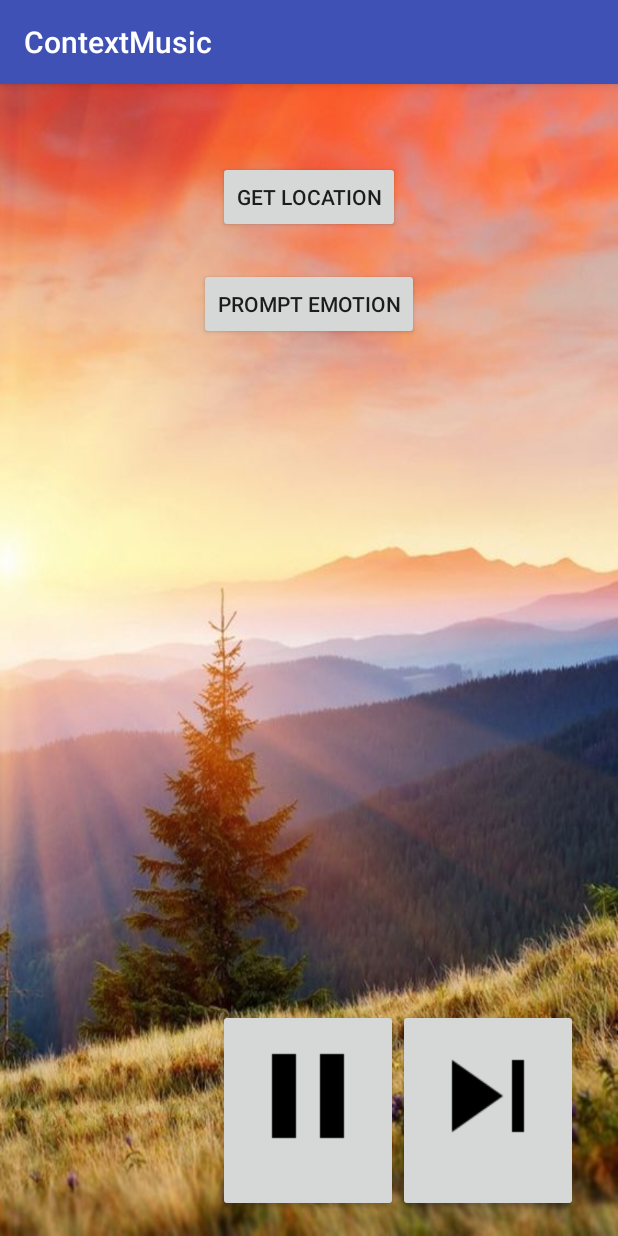
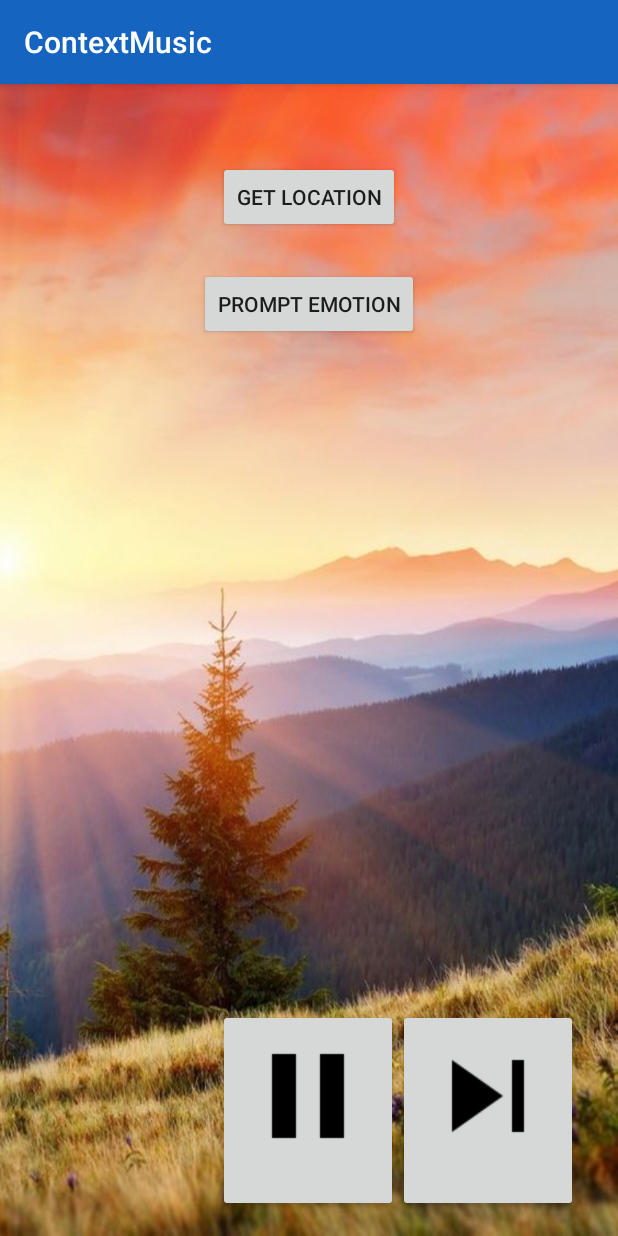
Before and after one commit to chandangs16/CSE_535Project, an Android app: the screen it shows after launch (MainActivity), after a tap on an icon or button, on a phone screen of 412 x 824 dp. Run offline under Robolectric (Android 15) with nearby library versions, the phone set to English and light mode, and no system bars; 13 statements that could not run were skipped.

Commit message:
added theme change on play

```diff
--- a/app/build.gradle
+++ b/app/build.gradle
@@ -5,7 +5,7 @@ android {
     buildToolsVersion "24.0.2"
     defaultConfig {
         applicationId "edu.asu.cse535.contextmusic"
-        minSdkVersion 19
+        minSdkVersion 21
         targetSdkVersion 23
         versionCode 1
         versionName "1.0"
--- a/app/src/main/java/edu/asu/cse535/contextmusic/MainActivity.java
+++ b/app/src/main/java/edu/asu/cse535/contextmusic/MainActivity.java
@@ -10,6 +10,8 @@ import android.content.ServiceConnection;
 import android.content.pm.PackageManager;
 import android.database.Cursor;
 import android.database.sqlite.SQLiteDatabase;
+import android.graphics.Color;
+import android.graphics.drawable.ColorDrawable;
 import android.location.Criteria;
 import android.location.LocationManager;
 import android.os.Handler;
@@ -21,10 +23,13 @@ import android.support.v7.app.AppCompatActivity;
 import android.os.Bundle;
 import android.util.Log;
 import android.view.View;
+import android.view.Window;
+import android.view.WindowManager;
 import android.widget.Button;
 import android.widget.Toast;
 
 import java.sql.SQLException;
+import java.util.Calendar;
 
 import static java.lang.Thread.sleep;
 
@@ -37,6 +42,8 @@ public class MainActivity extends AppCompatActivity {
     double latitude;
     WeatherInfo weatherInfo;
     TrafficInfo trafficInfo;
+    Calendar c = Calendar.getInstance();
+    int timeOfDay = c.get(Calendar.HOUR_OF_DAY);
 
     public DatabaseController dbController;
     private String emotion = "";
@@ -200,6 +207,7 @@ public class MainActivity extends AppCompatActivity {
         pauseBtn.setVisibility(View.VISIBLE);
         musicSrv.startMusic(dbController.getQueue());
         dbController.addSong(gps.getLatitude(),gps.getLongitude());
+        setTheme();
     }
 
     public void pause(View v) {
@@ -212,6 +220,11 @@ public class MainActivity extends AppCompatActivity {
     public void next(View v) {
         dbController.addSong(gps.getLatitude(),gps.getLongitude());
         musicSrv.nextMusic(dbController.getQueue());
+        View playBtn = (findViewById(R.id.button_play));
+        playBtn.setVisibility(View.GONE);
+        View pauseBtn = (findViewById(R.id.button_pause));
+        pauseBtn.setVisibility(View.VISIBLE);
+        setTheme();
 
     }
 
@@ -267,5 +280,78 @@ public class MainActivity extends AppCompatActivity {
         }
     }
 
+    public void setTheme() {
+        String time ="Morning";
+        Window window;
+        if (timeOfDay >= 0 && timeOfDay < 12) {
+            time = "Morning";
+        } else if (timeOfDay >= 12 && timeOfDay < 16) {
+            time = "Afternoon";
+        } else if (timeOfDay >= 16 && timeOfDay < 21) {
+            time = "Evening";
+        } else if (timeOfDay >= 21 && timeOfDay < 24) {
+            time = "Night";
+        }
+
+
+        switch(time){
+            case "Morning": this.setTheme(R.style.CustomMorningTheme);
+                this.getSupportActionBar().setBackgroundDrawable(new ColorDrawable(Color.parseColor("#1565C0")));
+                window = this.getWindow();
+
+                // clear FLAG_TRANSLUCENT_STATUS flag:
+                window.clearFlags(WindowManager.LayoutParams.FLAG_TRANSLUCENT_STATUS);
+
+                // add FLAG_DRAWS_SYSTEM_BAR_BACKGROUNDS flag to the window
+                window.addFlags(WindowManager.LayoutParams.FLAG_DRAWS_SYSTEM_BAR_BACKGROUNDS);
+
+                // finally change the color
+                window.setStatusBarColor(this.getResources().getColor(R.color.Morning));
+
+                break;
+            case "Afternoon": this.setTheme(R.style.CustomAfternoonTheme);
+                this.getSupportActionBar().setBackgroundDrawable(new ColorDrawable(Color.parseColor("#FFF176")));
+                window = this.getWindow();
+
+                // clear FLAG_TRANSLUCENT_STATUS flag:
+                window.clearFlags(WindowManager.LayoutParams.FLAG_TRANSLUCENT_STATUS);
+
+                // add FLAG_DRAWS_SYSTEM_BAR_BACKGROUNDS flag to the window
+                window.addFlags(WindowManager.LayoutParams.FLAG_DRAWS_SYSTEM_BAR_BACKGROUNDS);
+
+                // finally change the color
+                window.setStatusBarColor(this.getResources().getColor(R.color.Afternoon));
+                break;
+            case "Evening": this.setTheme(R.style.CustomEveningTheme);
+                this.getSupportActionBar().setBackgroundDrawable(new ColorDrawable(Color.parseColor("#E0E0E0")));
+                window = this.getWindow();
+
+                // clear FLAG_TRANSLUCENT_STATUS flag:
+                window.clearFlags(WindowManager.LayoutParams.FLAG_TRANSLUCENT_STATUS);
+
+                // add FLAG_DRAWS_SYSTEM_BAR_BACKGROUNDS flag to the window
+                window.addFlags(WindowManager.LayoutParams.FLAG_DRAWS_SYSTEM_BAR_BACKGROUNDS);
+
+                // finally change the color
+                window.setStatusBarColor(this.getResources().getColor(R.color.Evening));
+                break;
+            default: this.setTheme(R.style.CustomNightTheme);
+                this.getSupportActionBar().setBackgroundDrawable(new ColorDrawable(Color.parseColor("#000000")));
+                window = this.getWindow();
+
+                // clear FLAG_TRANSLUCENT_STATUS flag:
+                window.clearFlags(WindowManager.LayoutParams.FLAG_TRANSLUCENT_STATUS);
+
+                // add FLAG_DRAWS_SYSTEM_BAR_BACKGROUNDS flag to the window
+                window.addFlags(WindowManager.LayoutParams.FLAG_DRAWS_SYSTEM_BAR_BACKGROUNDS);
+
+                // finally change the color
+                window.setStatusBarColor(this.getResources().getColor(R.color.Night));
+                break;
+        }
+    }
+
+
+
 
 }
--- a/app/src/main/res/values/colors.xml
+++ b/app/src/main/res/values/colors.xml
@@ -3,4 +3,8 @@
     <color name="colorPrimary">#3F51B5</color>
     <color name="colorPrimaryDark">#303F9F</color>
     <color name="colorAccent">#FF4081</color>
+    <color name="Morning">#1565C0</color>
+    <color name="Afternoon">#FFF176</color>
+    <color name="Evening">#E0E0E0</color>
+    <color name="Night">#000000</color>
 </resources>
--- a/app/src/main/res/values/styles.xml
+++ b/app/src/main/res/values/styles.xml
@@ -7,5 +7,36 @@
         <item name="colorPrimaryDark">@color/colorPrimaryDark</item>
         <item name="colorAccent">@color/colorAccent</item>
     </style>
-
+    <style name="CustomMorningTheme" parent="@android:style/Theme.Holo.Light">
+        <item name="android:actionBarStyle">@style/MorningTheme</item>
+        <item name="colorPrimaryDark">#1565C0</item>item
+        <item name="android:statusBarColor">#1565C0</item>
+    </style>
+    <style name="MorningTheme" parent="@android:style/Theme.Holo.Light">
+        <item name="android:background">#1565C0</item>
+    </style>
+    <style name="CustomAfternoonTheme" parent="@android:style/Theme.Holo.Light">
+        <item name="android:actionBarStyle">@style/AfternoonTheme</item>
+        <item name="colorPrimaryDark">#FFF176</item>
+        <item name="android:statusBarColor">#FFF176</item>
+    </style>
+    <style name="AfternoonTheme" parent="@android:style/Theme.Holo.Light">
+        <item name="android:background">#FFF176</item>
+    </style>
+    <style name="CustomEveningTheme" parent="@android:style/Theme.Holo.Light">
+        <item name="android:actionBarStyle">@style/EveningTheme</item>
+        <item name="colorPrimaryDark">#E0E0E0</item>
+        <item name="android:statusBarColor">#E0E0E0</item>
+    </style>
+    <style name="EveningTheme" parent="@android:style/Theme.Holo.Light">
+        <item name="android:background">#E0E0E0</item>
+    </style>
+    <style name="CustomNightTheme" parent="@android:style/Theme.Holo.Light">
+        <item name="android:actionBarStyle">@style/NightTheme</item>
+        <item name="colorPrimaryDark">#000000</item>
+        <item name="android:statusBarColor">#000000</item>
+    </style>
+    <style name="NightTheme" parent="@android:style/Theme.Holo.Light">
+        <item name="android:background">#000000</item>
+    </style>
 </resources>
```
